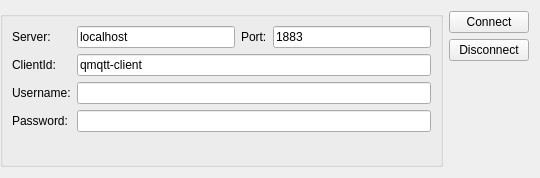
emqx/qmqtt-client, file connform.ui: the form before one commit.
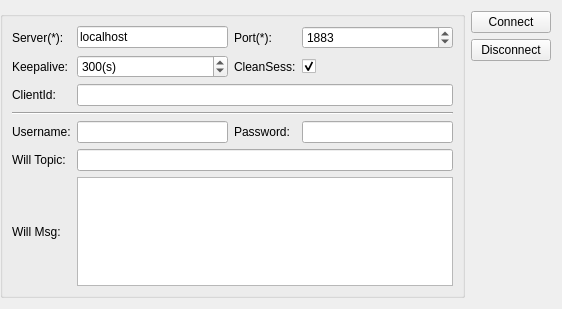
The form after the commit.

What changed in the file:
```diff
--- a/connform.ui
+++ b/connform.ui
@@ -6,8 +6,8 @@
    <rect>
     <x>0</x>
     <y>0</y>
-    <width>540</width>
-    <height>178</height>
+    <width>562</width>
+    <height>309</height>
    </rect>
   </property>
   <property name="maximumSize">
@@ -19,7 +19,7 @@
   <property name="windowTitle">
    <string>Form</string>
   </property>
-  <layout class="QHBoxLayout" name="horizontalLayout" stretch="1,0">
+  <layout class="QHBoxLayout" name="horizontalLayout" stretch="0,0">
    <property name="leftMargin">
     <number>0</number>
    </property>
@@ -28,81 +28,153 @@
      <property name="title">
       <string/>
      </property>
-     <layout class="QGridLayout" name="gridLayout">
-      <item row="0" column="0">
-       <widget class="QLabel" name="label_6">
+     <layout class="QGridLayout" name="gridLayout" columnstretch="0,0,0,0">
+      <item row="5" column="2">
+       <widget class="QLabel" name="label_8">
         <property name="text">
-         <string>Server:</string>
+         <string>Password:</string>
         </property>
-       </widget>
-      </item>
-      <item row="0" column="1">
-       <widget class="QLineEdit" name="lineEdit_6">
-        <property name="text">
-         <string>localhost</string>
+        <property name="buddy">
+         <cstring>lePasswd</cstring>
         </property>
        </widget>
       </item>
-      <item row="0" column="2">
-       <widget class="QLabel" name="label_5">
+      <item row="7" column="0">
+       <widget class="QLabel" name="label">
         <property name="text">
-         <string>Port:</string>
+         <string>Will Topic:</string>
         </property>
-       </widget>
-      </item>
-      <item row="0" column="3">
-       <widget class="QLineEdit" name="lineEdit_7">
-        <property name="text">
-         <string>1883</string>
+        <property name="buddy">
+         <cstring>leWillTopic</cstring>
         </property>
        </widget>
       </item>
-      <item row="1" column="0">
+      <item row="2" column="0">
        <widget class="QLabel" name="label_9">
         <property name="text">
          <string>ClientId:</string>
         </property>
        </widget>
       </item>
-      <item row="1" column="1" colspan="3">
-       <widget class="QLineEdit" name="lineEdit_9">
+      <item row="8" column="0">
+       <widget class="QLabel" name="label_2">
         <property name="text">
-         <string>qmqtt-client</string>
+         <string>Will Msg:</string>
         </property>
        </widget>
       </item>
-      <item row="2" column="0">
+      <item row="3" column="0" colspan="4">
+       <widget class="Line" name="line">
+        <property name="orientation">
+         <enum>Qt::Horizontal</enum>
+        </property>
+       </widget>
+      </item>
+      <item row="5" column="1">
+       <widget class="QLineEdit" name="leUser"/>
+      </item>
+      <item row="7" column="1" colspan="3">
+       <widget class="QLineEdit" name="leWillTopic"/>
+      </item>
+      <item row="0" column="1">
+       <widget class="QLineEdit" name="leHost">
+        <property name="text">
+         <string>localhost</string>
+        </property>
+       </widget>
+      </item>
+      <item row="5" column="0">
        <widget class="QLabel" name="label_7">
         <property name="text">
          <string>Username:</string>
         </property>
        </widget>
       </item>
+      <item row="0" column="0">
+       <widget class="QLabel" name="label_6">
+        <property name="text">
+         <string>Server(*):</string>
+        </property>
+        <property name="buddy">
+         <cstring>leHost</cstring>
+        </property>
+       </widget>
+      </item>
+      <item row="0" column="3">
+       <widget class="QSpinBox" name="sbPort">
+        <property name="minimum">
+         <number>1</number>
+        </property>
+        <property name="maximum">
+         <number>65535</number>
+        </property>
+        <property name="value">
+         <number>1883</number>
+        </property>
+       </widget>
+      </item>
+      <item row="5" column="3">
+       <widget class="QLineEdit" name="lePasswd"/>
+      </item>
+      <item row="0" column="2">
+       <widget class="QLabel" name="label_5">
+        <property name="text">
+         <string>Port(*):</string>
+        </property>
+        <property name="buddy">
+         <cstring>sbPort</cstring>
+        </property>
+       </widget>
+      </item>
+      <item row="8" column="1" colspan="3">
+       <widget class="QTextEdit" name="teWillMsg"/>
+      </item>
       <item row="2" column="1" colspan="3">
-       <widget class="QLineEdit" name="lineEdit_5"/>
+       <widget class="QLineEdit" name="leClientId">
+        <property name="text">
+         <string/>
+        </property>
+       </widget>
       </item>
-      <item row="3" column="0">
-       <widget class="QLabel" name="label_8">
+      <item row="1" column="0">
+       <widget class="QLabel" name="label_3">
         <property name="text">
-         <string>Password:</string>
+         <string>Keepalive:</string>
         </property>
        </widget>
       </item>
-      <item row="3" column="1" colspan="3">
-       <widget class="QLineEdit" name="lineEdit_8"/>
+      <item row="1" column="1">
+       <widget class="QSpinBox" name="sbKeepalive">
+        <property name="suffix">
+         <string notr="true">(s)</string>
+        </property>
+        <property name="maximum">
+         <number>3600</number>
+        </property>
+        <property name="value">
+         <number>300</number>
+        </property>
+       </widget>
       </item>
-      <item row="4" column="1">
-       <spacer name="verticalSpacer_2">
-        <property name="orientation">
-         <enum>Qt::Vertical</enum>
+      <item row="1" column="2">
+       <widget class="QLabel" name="label_4">
+        <property name="text">
+         <string>CleanSess:</string>
         </property>
-        <property name="sizeHint" stdset="0">
-         <size>
-          <width>20</width>
-          <height>1</height>
-         </size>
+        <property name="buddy">
+         <cstring>cbCleanSess</cstring>
         </property>
-       </spacer>
+       </widget>
+      </item>
+      <item row="1" column="3">
+       <widget class="QCheckBox" name="cbCleanSess">
+        <property name="text">
+         <string/>
+        </property>
+        <property name="checked">
+         <bool>true</bool>
+        </property>
+       </widget>
       </item>
      </layout>
     </widget>
```
Left out of the diff: 25 changed lines with no effect on the pictures.
